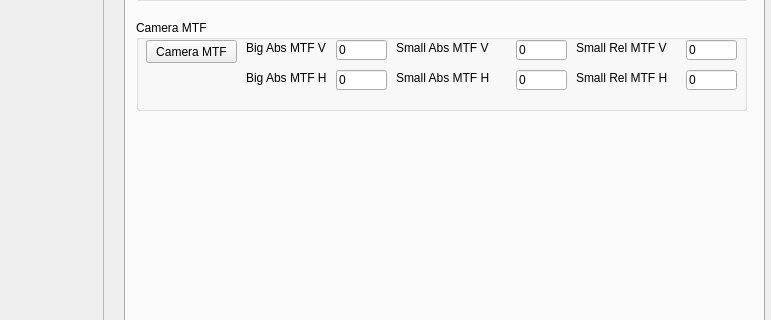
Qt form VisionWidget/visionwidget.ui (hceng123/VisionLibrary) before a commit; both pictures show x 606 to 1377 and y 263 to 583 of the 1377 by 768 pixel window.
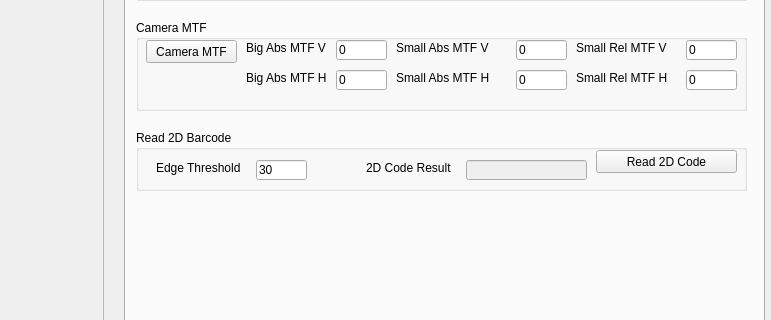
The same form after that commit. The open tabs and pages were chosen to show the change. Custom widgets are drawn as their Qt base class.

Commit message:
Enhance PR_Read2DCode function.
1. Fix image fill bug.
2. Add remove noise area parameter in PR_READ_2DCODE_CMD.
3. Add LogCase2DCode.

The edit to the form file:
```diff
--- a/VisionWidget/visionwidget.ui
+++ b/VisionWidget/visionwidget.ui
@@ -2823,6 +2823,93 @@
        </property>
       </widget>
      </widget>
+     <widget class="QGroupBox" name="groupBoxRead2DCode">
+      <property name="geometry">
+       <rect>
+        <x>10</x>
+        <y>290</y>
+        <width>611</width>
+        <height>61</height>
+       </rect>
+      </property>
+      <property name="title">
+       <string>Read 2D Barcode</string>
+      </property>
+      <widget class="QPushButton" name="btnRead2DCode">
+       <property name="geometry">
+        <rect>
+         <x>460</x>
+         <y>20</y>
+         <width>141</width>
+         <height>23</height>
+        </rect>
+       </property>
+       <property name="text">
+        <string>Read 2D Code</string>
+       </property>
+      </widget>
+      <widget class="QLineEdit" name="lineEditEdgeThreshold">
+       <property name="enabled">
+        <bool>true</bool>
+       </property>
+       <property name="geometry">
+        <rect>
+         <x>120</x>
+         <y>30</y>
+         <width>51</width>
+         <height>20</height>
+        </rect>
+       </property>
+       <property name="text">
+        <string>30</string>
+       </property>
+      </widget>
+      <widget class="QLabel" name="labelEdgeThreshold">
+       <property name="geometry">
+        <rect>
+         <x>20</x>
+         <y>30</y>
+         <width>91</width>
+         <height>16</height>
+        </rect>
+       </property>
+       <property name="text">
+        <string>Edge Threshold</string>
+       </property>
+      </widget>
+      <widget class="QLabel" name="label2DCodeResult">
+       <property name="geometry">
+        <rect>
+         <x>230</x>
+         <y>30</y>
+         <width>91</width>
+         <height>16</height>
+        </rect>
+       </property>
+       <property name="text">
+        <string>2D Code Result</string>
+       </property>
+      </widget>
+      <widget class="QLineEdit" name="lineEdit2DCodeResult">
+       <property name="enabled">
+        <bool>false</bool>
+       </property>
+       <property name="geometry">
+        <rect>
+         <x>330</x>
+         <y>30</y>
+         <width>121</width>
+         <height>20</height>
+        </rect>
+       </property>
+       <property name="text">
+        <string/>
+       </property>
+       <property name="readOnly">
+        <bool>true</bool>
+       </property>
+      </widget>
+     </widget>
     </widget>
    </widget>
    <widget class="QCheckBox" name="checkBoxByerFormat">
```
Left out of the diff: 4 changed lines with no effect on the pictures. The commit also changes 10 other files.
